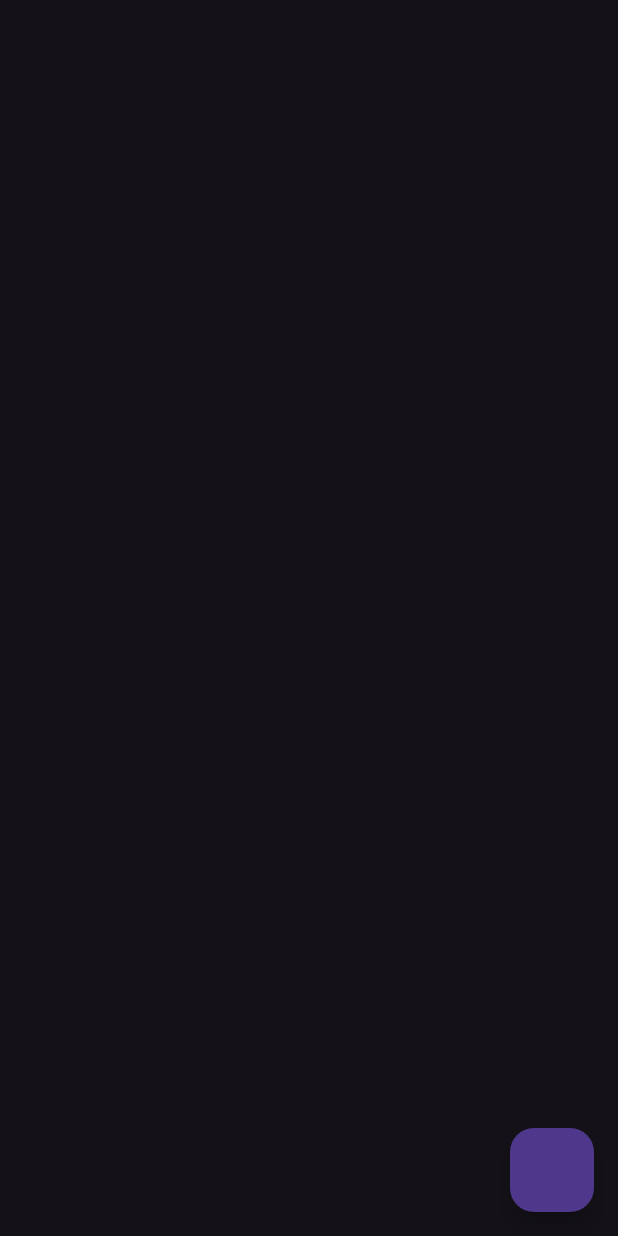
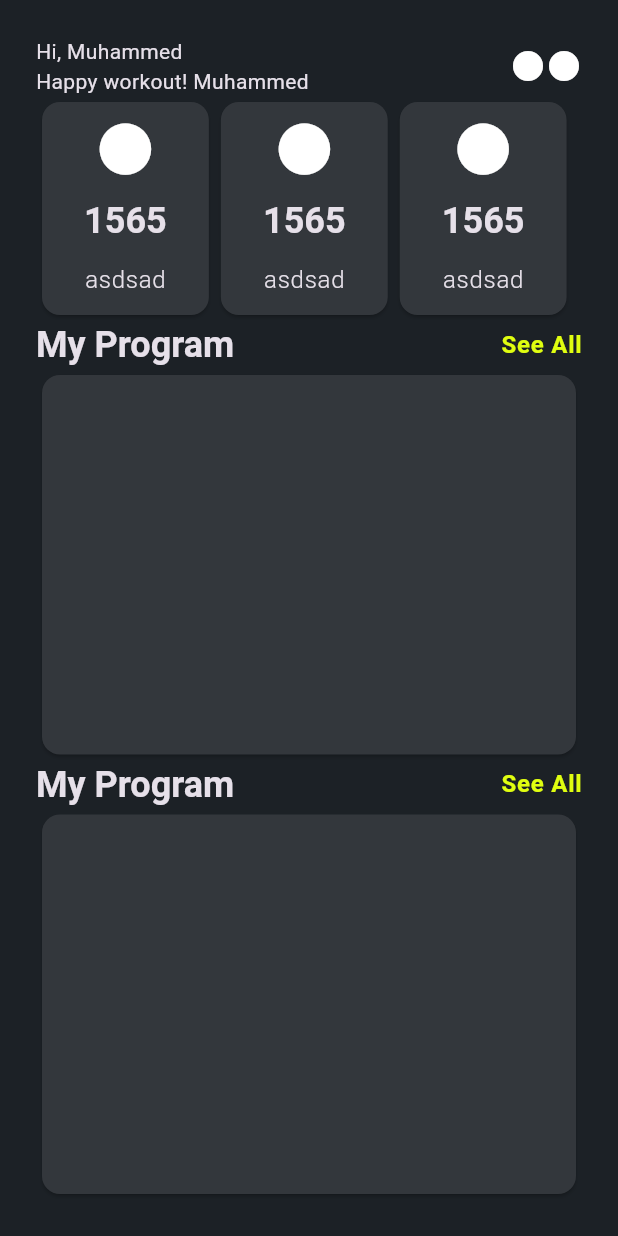
Before and after one commit to muhammedbayhan/flutter_overview, a Flutter app: the screen it shows after launch, on a phone screen of 412 x 824 dp. Run offline on Flutter 3.47's test engine with Material 3 defaults, Android fonts, the phone set to English and light mode, and no system bars.

Commit message:
example5

```diff
--- a/lib/101/18-page_view.dart
+++ b/lib/101/18-page_view.dart
@@ -60,11 +60,11 @@ class _PageViewLearnState extends State<PageViewLearn> {
 }
 
 class StatusContainer extends StatelessWidget {
-   StatusContainer({
+   const StatusContainer({
     super.key,required this.color,required this.index
   });
-Color color;
-int index;
+final Color color;
+final int index;
   @override
   Widget build(BuildContext context) {
     return Container(color: color,child: Center(child: Text((index+1).toString(),style: Theme.of(context).textTheme.displayLarge,),),);
--- a/lib/101/23-navigation_learn.dart
+++ b/lib/101/23-navigation_learn.dart
@@ -1,5 +1,4 @@
 import 'package:flutter/material.dart';
-import 'package:flutter_full_learn/101/11-image_learn.dart';
 import 'package:flutter_full_learn/101/21-list_view_learn.dart';
 
 class NavigatonLearn extends StatefulWidget {
--- a/lib/example/example4.dart
+++ b/lib/example/example4.dart
@@ -31,9 +31,9 @@ currentIndex=value;
               padding: const EdgeInsets.all(8.0),
               child: TextField(
                 buildCounter: (context, {required currentLength, required isFocused, required maxLength}) {
-                 print("asd"*currentLength);
+                  return Text("data");
                 },
-                decoration: InputDecoration(border: OutlineInputBorder()),
+                decoration: const InputDecoration(border: OutlineInputBorder()),
 
               ),
             ),
--- /dev/null
+++ b/lib/example/example5.dart
@@ -0,0 +1,145 @@
+import 'package:flutter/material.dart';
+import 'package:flutter/widgets.dart';
+
+class Example5 extends StatefulWidget {
+  const Example5({super.key});
+
+  @override
+  State<Example5> createState() => _Example5State();
+}
+
+class _Example5State extends State<Example5> {
+  String name = "Muhammed";
+  @override
+  Widget build(BuildContext context) {
+    return Scaffold(
+      backgroundColor: Example5Colors.bgColor,
+      body: SafeArea(
+        child: Padding(
+          padding: Example5Paddings.pagePadding,
+          child: Column(
+            crossAxisAlignment: CrossAxisAlignment.start,
+            children: [
+              Row(
+                children: [
+                  Column(
+                    crossAxisAlignment: CrossAxisAlignment.start,
+                    children: [
+                      Text("${Strings.welcome} $name"),
+                      Text("${Strings.hp1} $name"),
+                    ],
+                  ),
+                  Spacer(),
+                  Icon(Icons.circle),
+                  Icon(Icons.circle),
+                ],
+              ),
+              SizedBox(
+                height: 150,
+                child: ListView.builder(
+                  scrollDirection: Axis.horizontal,
+                  itemCount: 3,
+                  itemBuilder: (context, index) => StatusCard(),
+                ),
+              ),
+              SeparatedLabel(),
+              Expanded(child: ContentCard()),
+              SeparatedLabel(),
+              Expanded(child: ContentCard()),
+
+            ],
+          ),
+        ),
+      ),
+    );
+  }
+}
+
+class ContentCard extends StatelessWidget {
+  const ContentCard({
+    super.key,
+  });
+
+  @override
+  Widget build(BuildContext context) {
+    return Card(color: Example5Colors.cardColor,child: Container(),);
+  }
+}
+
+class SeparatedLabel extends StatelessWidget {
+  const SeparatedLabel({
+    super.key,
+  });
+
+  @override
+  Widget build(BuildContext context) {
+    return Row(
+      mainAxisAlignment: MainAxisAlignment.spaceBetween,
+      children: [
+      Text(Strings.myProgram,style: Theme.of(context)
+        .textTheme
+        .headlineSmall!
+        .copyWith(fontWeight: FontWeight.w600),),
+      Text(Strings.seeAll,style: Theme.of(context)
+        .textTheme
+        .bodyLarge!
+        .copyWith(fontWeight: FontWeight.w600,color: Example5Colors.primary),),
+    ],);
+  }
+}
+
+class StatusCard extends StatelessWidget {
+  const StatusCard({
+    super.key,
+  });
+
+  @override
+  Widget build(BuildContext context) {
+    return Card(
+      color: Example5Colors.cardColor,
+      child: Container(
+        width: MediaQuery.of(context).size.width * 0.27,
+        child: Column(
+          mainAxisAlignment: MainAxisAlignment.spaceEvenly,
+          children: [
+            Icon(Icons.circle,size: MediaQuery.of(context).size.height*0.05,),
+            Text(
+              "1565",
+              style: Theme.of(context)
+                  .textTheme
+                  .headlineSmall!
+                  .copyWith(fontWeight: FontWeight.w600),
+            ),
+            Text(
+              "asdsad",
+              style: Theme.of(context)
+                  .textTheme
+                  .bodyLarge!
+                  .copyWith(fontWeight: FontWeight.w300),
+            ),
+          ],
+        ),
+      ),
+    );
+  }
+}
+
+class Strings {
+  static String welcome = "Hi,";
+  static String hp1 = "Happy workout!";
+  static String heartBeat = "Heartbeat!";
+  static String minutes = "Minutes";
+  static String myProgram = "My Program";
+  static String seeAll = "See All";
+  static String categories = "Categories";
+}
+
+class Example5Colors {
+  static Color bgColor = Color.fromRGBO(28, 33, 38, 1);
+  static Color cardColor = Color.fromRGBO(51, 55, 60, 1);
+  static Color primary = Color.fromRGBO(224, 254, 16, 1);
+}
+
+class Example5Paddings {
+  static EdgeInsets pagePadding = const EdgeInsets.all(24);
+}
--- a/lib/main.dart
+++ b/lib/main.dart
@@ -27,6 +27,7 @@ import 'package:flutter_full_learn/101/1-text_learn_view.dart';
 import 'package:flutter_full_learn/example/example2.dart';
 import 'package:flutter_full_learn/example/example3.dart';
 import 'package:flutter_full_learn/example/example4.dart';
+import 'package:flutter_full_learn/example/example5.dart';
 
 void main() {
   runApp(const MyApp());
@@ -45,7 +46,7 @@ class MyApp extends StatelessWidget {
       theme: ThemeData.dark().copyWith(
         appBarTheme: AppBarTheme(centerTitle: true,)
       ),
-      home:  NavigatonLearn(),
+      home:  Example5(),
     );
   }
 }
```
